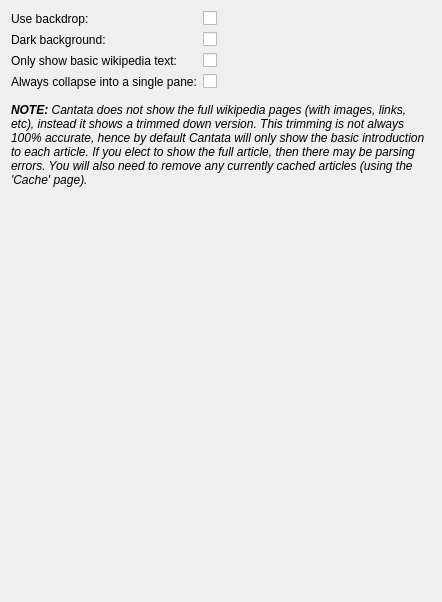
The window that context/othersettings.ui (CDrummond/cantata) describes before a commit, drawn with Qt 5.
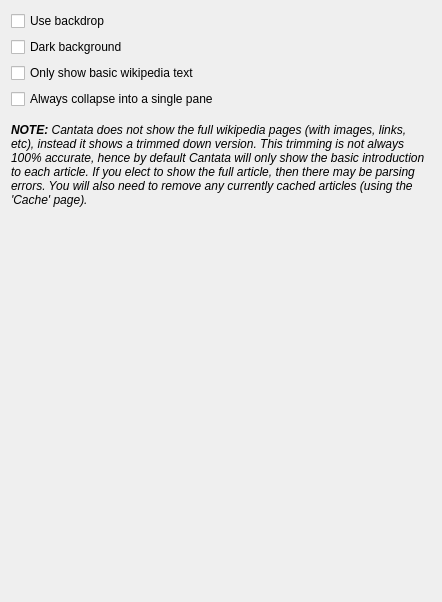
The same window after the commit. Custom widgets are drawn as their Qt base class.

Commit message: Remove usage of Gtk-style on-off button for Gtk style, and instead give checkboxes better text and adjust config layout.

```diff
--- a/context/othersettings.ui
+++ b/context/othersettings.ui
@@ -12,68 +12,32 @@
   </property>
   <layout class="QVBoxLayout" name="verticalLayout">
    <item>
-    <layout class="QFormLayout" name="formLayout">
-     <item row="0" column="0">
-      <widget class="BuddyLabel" name="contextBackdropLabel">
+    <widget class="QCheckBox" name="contextBackdrop">
        <property name="text">
-        <string>Use backdrop:</string>
-       </property>
-       <property name="buddy">
-        <cstring>contextBackdrop</cstring>
-       </property>
-      </widget>
-     </item>
-     <item row="0" column="1">
-      <widget class="OnOffButton" name="contextBackdrop"/>
-     </item>
-     <item row="1" column="0">
-      <widget class="BuddyLabel" name="contextDarkBackgroundLabel">
+      <string>Use backdrop</string>
+     </property>
+    </widget>
+   </item>
+   <item>
+    <widget class="QCheckBox" name="contextDarkBackground">
        <property name="text">
-        <string>Dark background:</string>
-       </property>
-       <property name="buddy">
-        <cstring>contextDarkBackground</cstring>
-       </property>
-      </widget>
-     </item>
-     <item row="1" column="1">
-      <widget class="OnOffButton" name="contextDarkBackground"/>
-     </item>
-     <item row="2" column="0">
-      <widget class="BuddyLabel" name="wikipediaIntroOnlyLabel">
+      <string>Dark background</string>
+     </property>
+    </widget>
+   </item>
+   <item>
+    <widget class="QCheckBox" name="wikipediaIntroOnly">
        <property name="text">
-        <string>Only show basic wikipedia text:</string>
-       </property>
-       <property name="buddy">
-        <cstring>wikipediaIntroOnly</cstring>
-       </property>
-      </widget>
-     </item>
-     <item row="2" column="1">
-      <widget class="OnOffButton" name="wikipediaIntroOnly">
+      <string>Only show basic wikipedia text</string>
+     </property>
+    </widget>
+   </item>
+   <item>
+    <widget class="QCheckBox" name="contextAlwaysCollapsed">
        <property name="text">
-        <string/>
-       </property>
-      </widget>
-     </item>
-     <item row="3" column="0">
-      <widget class="BuddyLabel" name="contextAlwaysCollapsedLabel">
-       <property name="text">
-        <string>Always collapse into a single pane:</string>
-       </property>
-       <property name="buddy">
-        <cstring>contextAlwaysCollapsed</cstring>
-       </property>
-      </widget>
-     </item>
-     <item row="3" column="1">
-      <widget class="OnOffButton" name="contextAlwaysCollapsed">
-       <property name="text">
-        <string/>
-       </property>
-      </widget>
-     </item>
-    </layout>
+      <string>Always collapse into a single pane</string>
+     </property>
+    </widget>
    </item>
    <item>
     <spacer name="verticalSpacer">
@@ -129,21 +93,11 @@
   </layout>
  </widget>
  <customwidgets>
-  <customwidget>
-   <class>BuddyLabel</class>
-   <extends>QLabel</extends>
-   <header>buddylabel.h</header>
-  </customwidget>
   <customwidget>
    <class>StateLabel</class>
    <extends>QLabel</extends>
    <header>statelabel.h</header>
   </customwidget>
-  <customwidget>
-   <class>OnOffButton</class>
-   <extends>QCheckBox</extends>
-   <header>onoffbutton.h</header>
-  </customwidget>
  </customwidgets>
  <resources/>
  <connections/>
```
Lines whose indentation alone changed are shown as unchanged. The commit also changes 34 other files.
